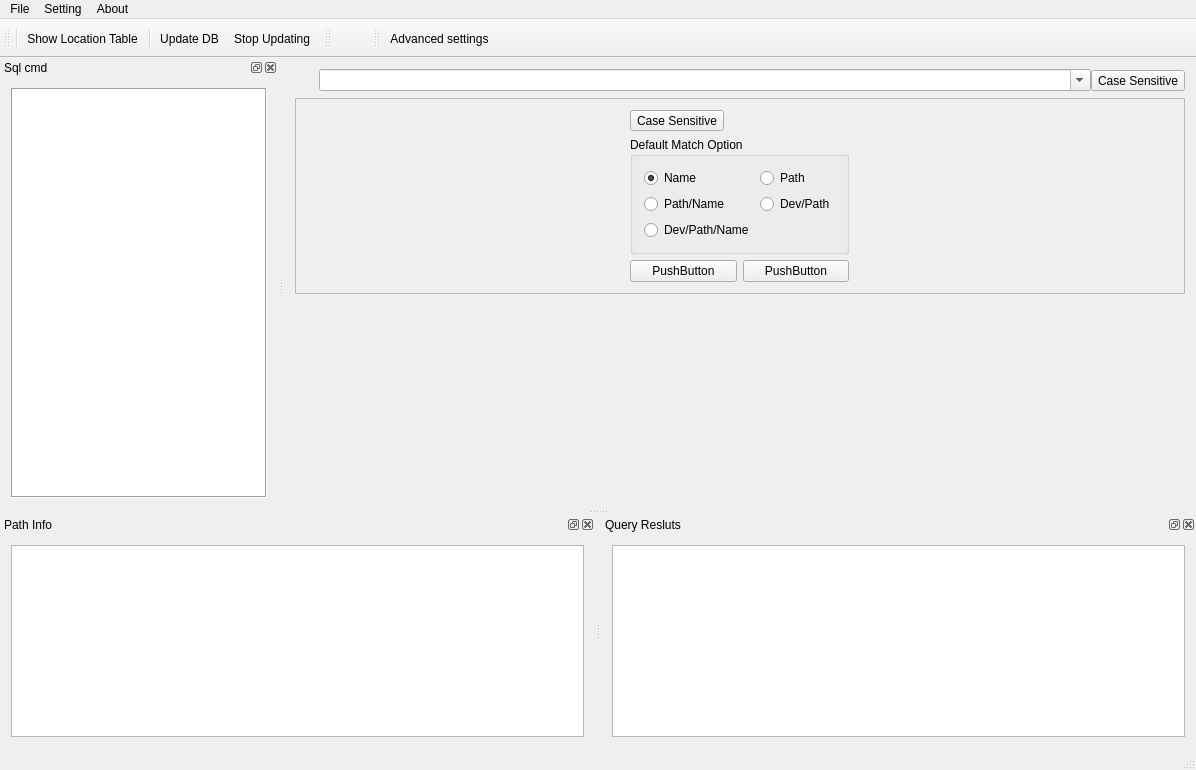
Qt form src/DawnlightSearch/Ui_mainwindow.ui (chg-hou/DawnlightSearch) before a commit.
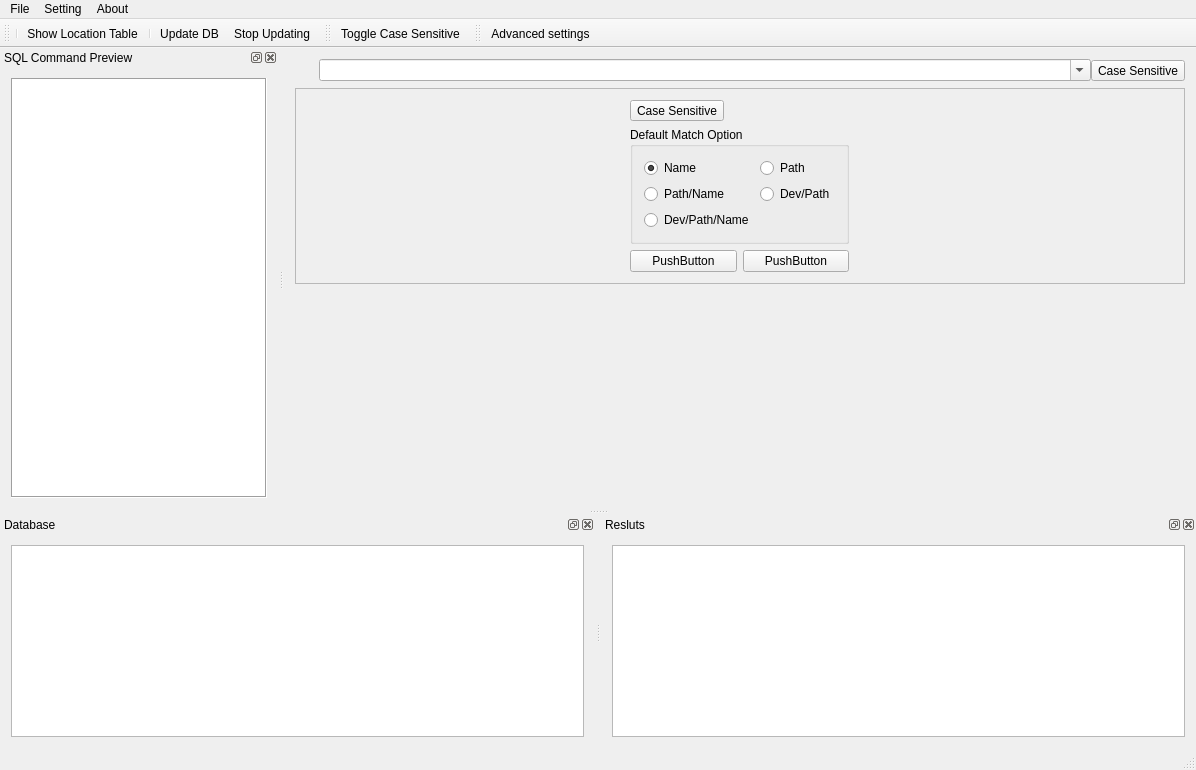
The same form after that commit. Icons and pictures are not drawn.

The edit to the form file:
```diff
--- a/src/DawnlightSearch/Ui_mainwindow.ui
+++ b/src/DawnlightSearch/Ui_mainwindow.ui
@@ -306,7 +306,7 @@
     <string>Toolbar</string>
    </property>
    <property name="toolButtonStyle">
-    <enum>Qt::ToolButtonTextUnderIcon</enum>
+    <enum>Qt::ToolButtonFollowStyle</enum>
    </property>
    <property name="floatable">
     <bool>true</bool>
@@ -332,7 +332,7 @@
     <set>Qt::AllDockWidgetAreas</set>
    </property>
    <property name="windowTitle">
-    <string>Path Info</string>
+    <string>Database</string>
    </property>
    <attribute name="dockWidgetArea">
     <number>8</number>
@@ -370,7 +370,7 @@
 </string>
    </property>
    <property name="windowTitle">
-    <string>Query Resluts</string>
+    <string>Resluts</string>
    </property>
    <attribute name="dockWidgetArea">
     <number>8</number>
@@ -431,7 +431,7 @@
     <set>QDockWidget::AllDockWidgetFeatures</set>
    </property>
    <property name="windowTitle">
-    <string>Sql cmd</string>
+    <string>SQL Command Preview</string>
    </property>
    <attribute name="dockWidgetArea">
     <number>1</number>
@@ -462,7 +462,7 @@
     <string>toolBar</string>
    </property>
    <property name="toolButtonStyle">
-    <enum>Qt::ToolButtonTextBesideIcon</enum>
+    <enum>Qt::ToolButtonFollowStyle</enum>
    </property>
    <attribute name="toolBarArea">
     <enum>TopToolBarArea</enum>
@@ -474,7 +474,10 @@
   </widget>
   <widget class="QToolBar" name="toolBar_2">
    <property name="windowTitle">
-    <string>toolBar_2</string>
+    <string>ToolBar Advanced Setting</string>
+   </property>
+   <property name="toolButtonStyle">
+    <enum>Qt::ToolButtonFollowStyle</enum>
    </property>
    <attribute name="toolBarArea">
     <enum>TopToolBarArea</enum>
@@ -615,7 +618,10 @@
     </iconset>
    </property>
    <property name="text">
-    <string/>
+    <string>Toggle Case Sensitive</string>
+   </property>
+   <property name="toolTip">
+    <string>Toggle Case Sensitive</string>
    </property>
   </action>
   <action name="actionHide_UUID">
```
Left out of the diff: 17 changed lines with no effect on the pictures.
